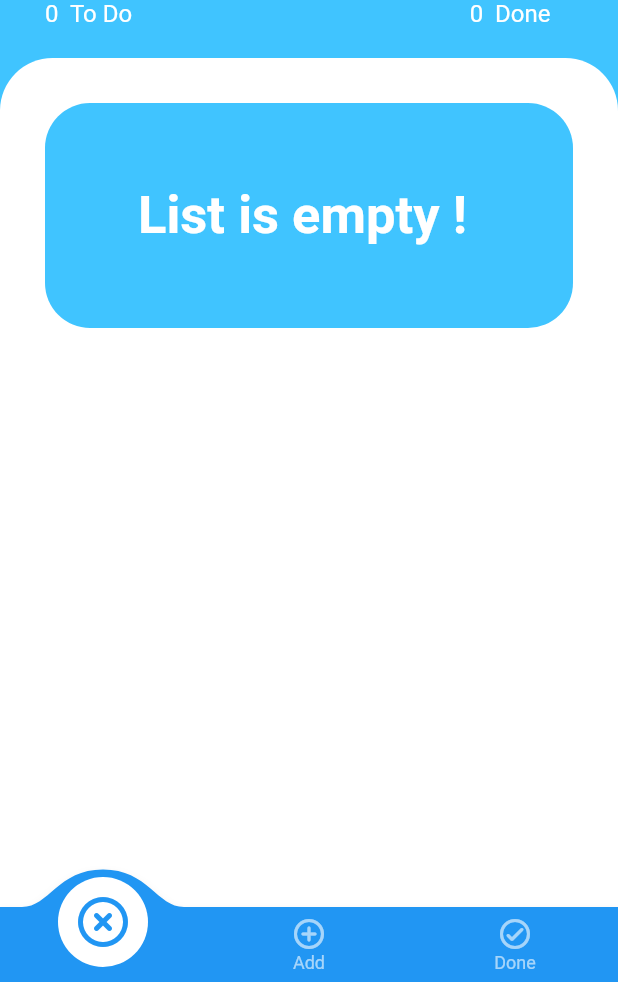
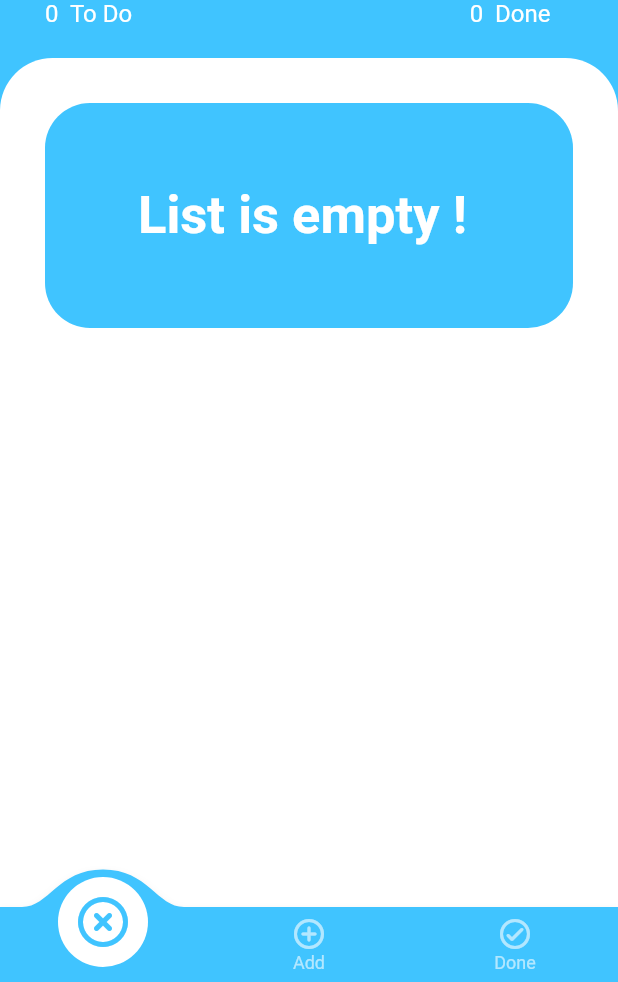
Before and after one commit to moez-RT/todoey-flutter, a Flutter app: the screen it shows after launch, on a phone screen of 412 x 824 dp, the part 254-1236 px from its top. Run offline on Flutter 3.47's test engine with Material 2 defaults, Android fonts, the phone set to English and light mode, and no system bars; drawn by our look-alikes of convex_bottom_bar; our stand-ins replace sqflite; accounts and stored records are empty.

Commit message:
todoey-app-ready

```diff
--- a/lib/screens/tasks_screen.dart
+++ b/lib/screens/tasks_screen.dart
@@ -49,6 +49,8 @@ class _TasksScreenState extends State<TasksScreen> {
           return Scaffold(
             backgroundColor: Colors.lightBlueAccent,
             bottomNavigationBar: ConvexAppBar(
+              backgroundColor: Colors.lightBlueAccent,
+              activeColor: Colors.white,
               items: [
                 TabItem(icon: Icons.highlight_remove_rounded, title: 'To Do'),
                 TabItem(icon: Icons.add_circle_outline_rounded, title: 'Add'),
```
